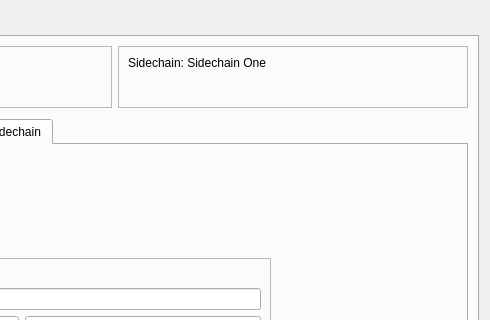
skydogenet/sidechains, file src/qt/forms/sidechainpage.ui: the form before one commit; both pictures show x 261 to 751 and y 0 to 320 of the 751 by 525 pixel window.
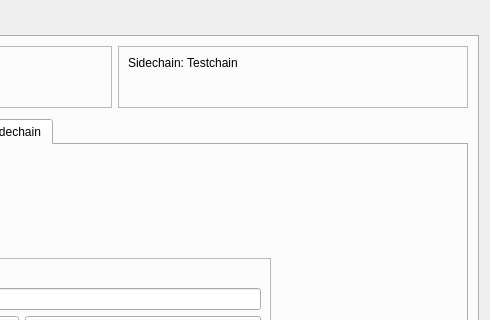
The form after the commit. Icons and pictures are not drawn. Custom widgets are drawn as their Qt base class.

Commit message: Renaming (sidechainone -> testchain) changes

Patch:
```diff
--- a/src/qt/forms/sidechainpage.ui
+++ b/src/qt/forms/sidechainpage.ui
@@ -380,7 +380,7 @@
           <item row="0" column="0">
            <widget class="QLabel" name="label_2">
             <property name="text">
-             <string>Sidechain: Sidechain One</string>
+             <string>Sidechain: Testchain</string>
             </property>
            </widget>
           </item>
```
The commit also changes 156 other files.
